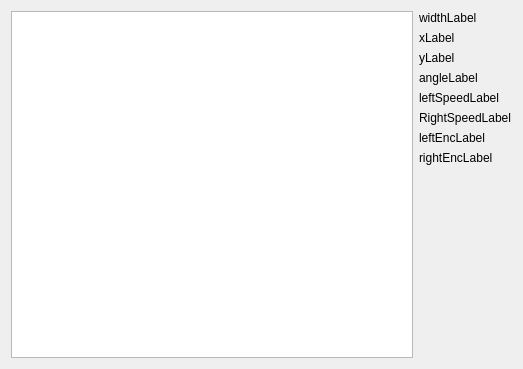
This is mainwindow.ui in astralien3000/tinySASIAE as Qt 5 draws it before an edit. The edited form follows.
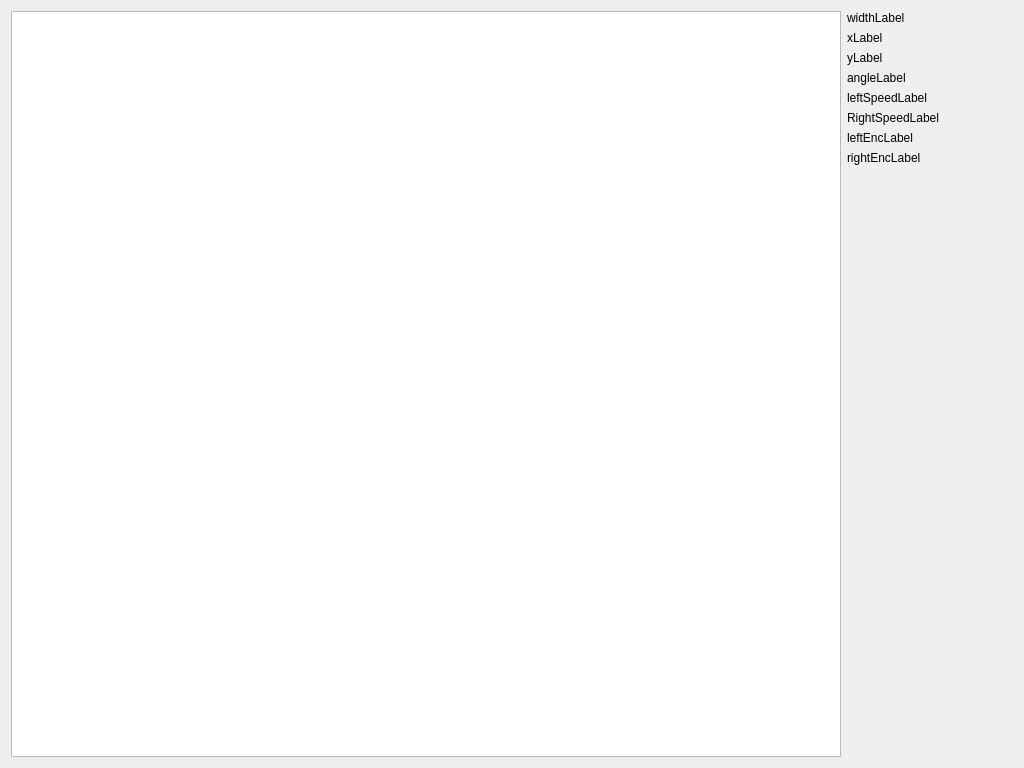
This is the edited form.

Commit message: Made MainWindow maximized by default. Increased its default non-maximized size.

Patch:
```diff
--- a/mainwindow.ui
+++ b/mainwindow.ui
@@ -6,8 +6,8 @@
    <rect>
     <x>0</x>
     <y>0</y>
-    <width>523</width>
-    <height>369</height>
+    <width>1024</width>
+    <height>768</height>
    </rect>
   </property>
   <property name="windowTitle">
```
The commit also changes 1 other file.
